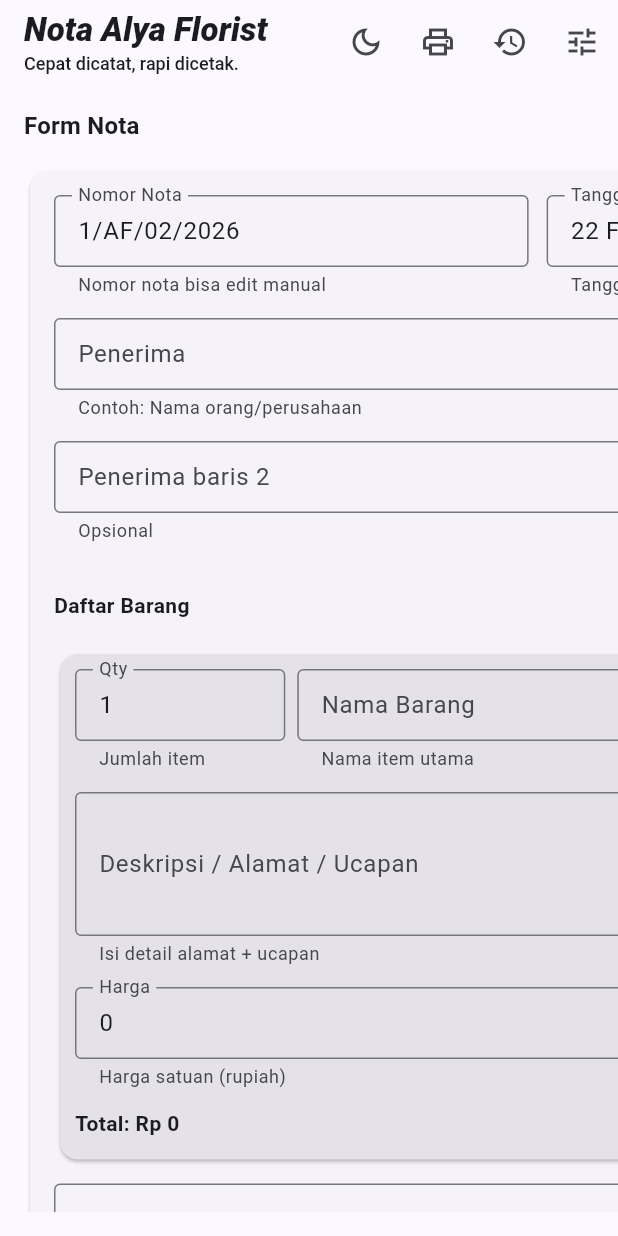
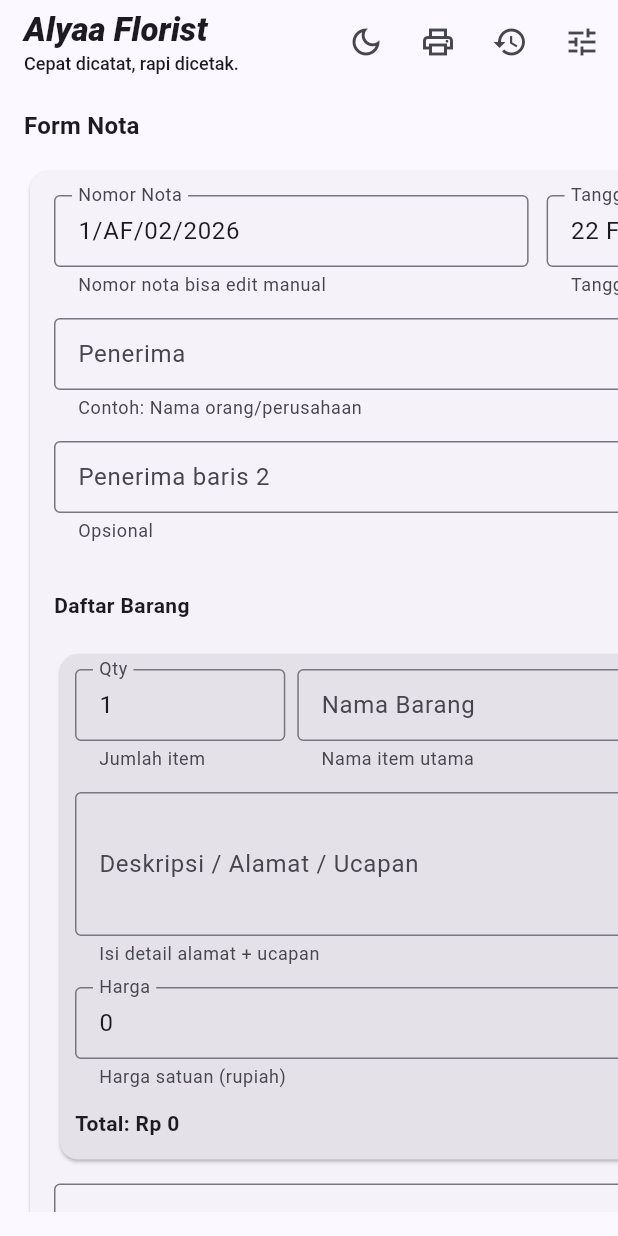
Before and after one commit to FAHMYZAR/KwitansiDesktop, a Flutter app: the screen it shows after launch, on a phone screen of 412 x 824 dp. Run offline on Flutter 3.47's test engine with Material 3 defaults, Android fonts, the phone set to English and light mode, and no system bars; our stand-ins replace file_picker, pdf, printing, shared_preferences.

Commit message:
Opbae lah

```diff
--- a/lib/ui/pages/home_page.dart
+++ b/lib/ui/pages/home_page.dart
@@ -39,7 +39,7 @@ class _HomePageState extends State<HomePage> {
           crossAxisAlignment: CrossAxisAlignment.start,
           mainAxisSize: MainAxisSize.min,
           children: [
-            Text('Nota Alya Florist', style: TextStyle(fontStyle: FontStyle.italic, fontWeight: FontWeight.w800)),
+            Text('Alyaa Florist', style: TextStyle(fontStyle: FontStyle.italic, fontWeight: FontWeight.w800)),
             Text('Cepat dicatat, rapi dicetak.', style: TextStyle(fontSize: 12, fontWeight: FontWeight.w500)),
           ],
         ),
```
Also changed, not shown: lib/controllers/receipt_controller.dart (+16 -0 lines), assets/LogoMain.jpg, assets/logo_main.png, 10 other files.
